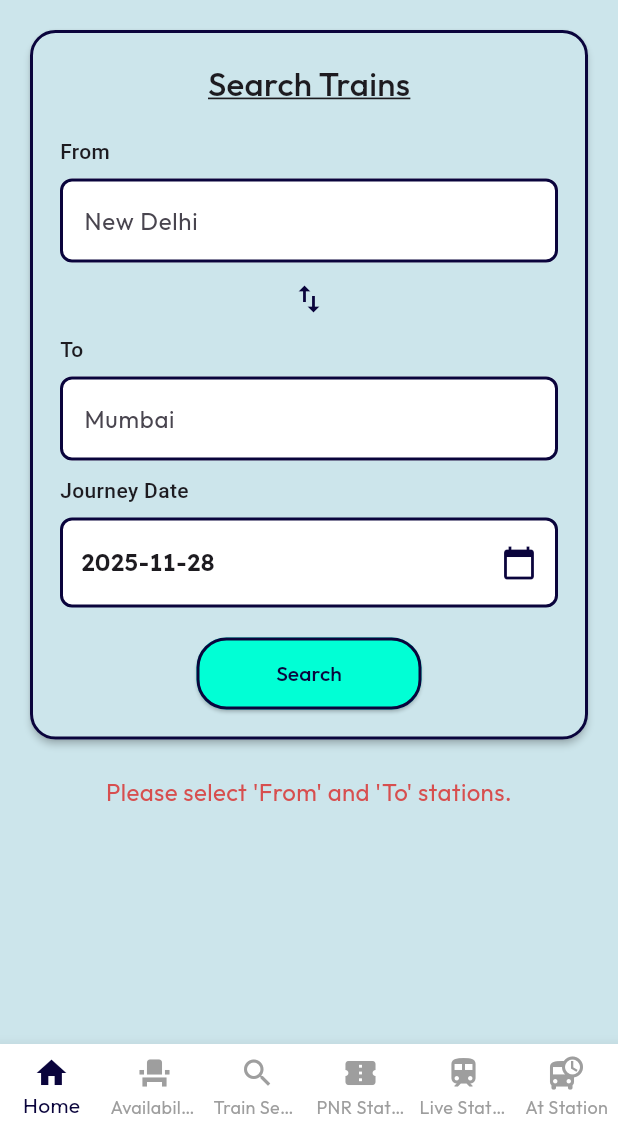
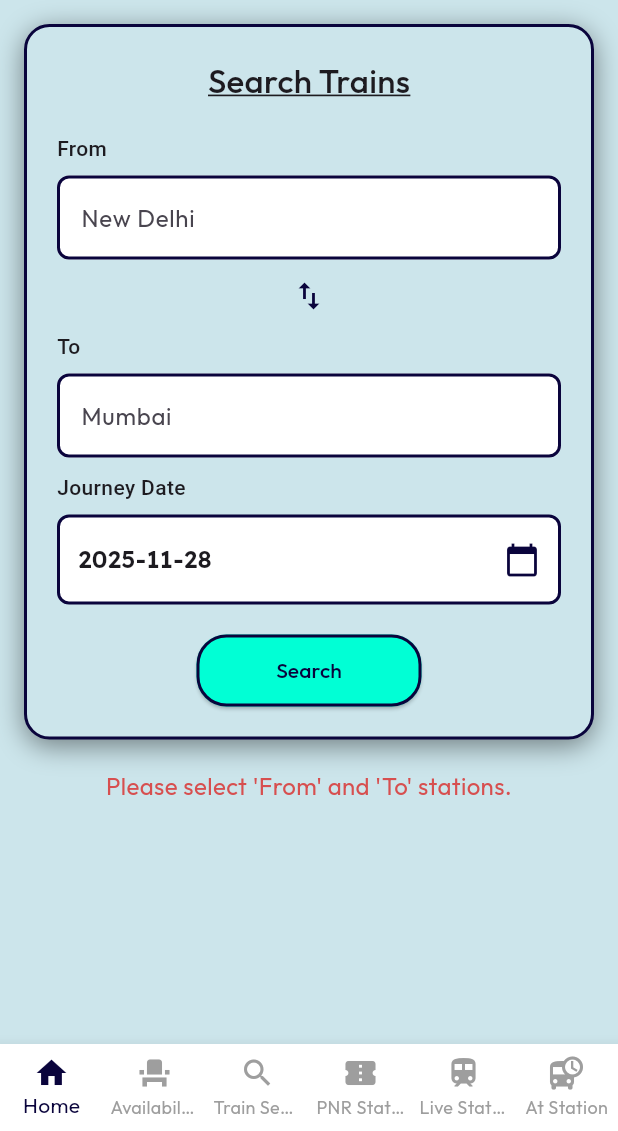
Before and after one commit to kunal7236/easy_rail_app, a Flutter app: the screen it shows after launch, after a tap on "Search", on a phone screen of 412 x 824 dp, the part 105-1236 px from its top. Run offline on Flutter 3.47's test engine with Material 3 defaults, Android fonts, the phone set to English and light mode, and no system bars; our stand-ins replace flutter_dotenv, scrollable_positioned_list; Roboto replaces fonts that are missing (Lemonada, Montserrat).

Commit message:
changed card to container for shadow like train_search_screen

```diff
--- a/lib/screens/availability_screen.dart
+++ b/lib/screens/availability_screen.dart
@@ -60,14 +60,22 @@ class _AvailabilityScreenState extends State<AvailabilityScreen> {
       padding: const EdgeInsets.all(16.0),
       children: [
         // This is your '.booking-container'
-        Card(
-          elevation: 2.0,
-          color: const Color(0xFFCCE5EB),
-          shape: RoundedRectangleBorder(
+        Container(
+          padding: const EdgeInsets.all(20.0),
+          decoration: BoxDecoration(
+            color: const Color(0xFFCCE5EB),
             borderRadius: BorderRadius.circular(8.0),
+            border: Border.all(color: AppTheme.accentDark, width: 2.0),
+            boxShadow: const [
+              BoxShadow(
+                color: Colors.black45,
+                blurRadius: 15,
+                offset: Offset(0, 4),
+              ),
+            ],
           ),
           child: Padding(
-            padding: const EdgeInsets.all(16.0),
+            padding: const EdgeInsets.all(0.0),
             child: Column(
               children: [
                 _buildStationAutocomplete(
--- a/lib/screens/home_screen.dart
+++ b/lib/screens/home_screen.dart
@@ -43,15 +43,22 @@ class _HomeScreenState extends State<HomeScreen> {
       padding: const EdgeInsets.all(16.0),
       children: [
         // This is your '.main-box'
-        Card(
-          elevation: 2.0,
-          color: const Color(0xFFCCE5EB),
-          shape: RoundedRectangleBorder(
+        Container(
+          padding: const EdgeInsets.all(20.0),
+          decoration: BoxDecoration(
+            color: const Color(0xFFCCE5EB),
             borderRadius: BorderRadius.circular(17.0),
-            side: const BorderSide(color: AppTheme.accentDark, width: 2.0),
+            border: Border.all(color: AppTheme.accentDark, width: 2.0),
+            boxShadow: const [
+              BoxShadow(
+                color: Colors.black45,
+                blurRadius: 15,
+                offset: Offset(0, 4),
+              ),
+            ],
           ),
           child: Padding(
-            padding: const EdgeInsets.all(20.0),
+            padding: const EdgeInsets.all(0.0),
             child: Column(
               children: [
                 Text('Search Trains', style: AppTheme.heading),
--- a/lib/screens/live_status_screen.dart
+++ b/lib/screens/live_status_screen.dart
@@ -103,15 +103,22 @@ class _LiveStatusScreenState extends State<LiveStatusScreen> {
   Widget _buildSearchForm(BuildContext context) {
     String formattedDate = DateFormat('yyyy-MM-dd').format(_selectedDate);
 
-    return Card(
-      elevation: 2.0,
-      color: const Color(0xFFCCE5EB),
-      shape: RoundedRectangleBorder(
+    return Container(
+      padding: const EdgeInsets.all(20.0),
+      decoration: BoxDecoration(
+        color: const Color(0xFFCCE5EB),
         borderRadius: BorderRadius.circular(10.0),
-        side: const BorderSide(color: AppTheme.accentDark, width: 2.0),
+        border: Border.all(color: AppTheme.accentDark, width: 2.0),
+        boxShadow: const [
+          BoxShadow(
+            color: Colors.black45,
+            blurRadius: 15,
+            offset: Offset(0, 4),
+          ),
+        ],
       ),
       child: Padding(
-        padding: const EdgeInsets.all(20.0),
+        padding: const EdgeInsets.all(0.0),
         child: Column(
           children: [
             TextField(
--- a/lib/screens/pnr_status_screen.dart
+++ b/lib/screens/pnr_status_screen.dart
@@ -40,15 +40,22 @@ class _PnrStatusScreenState extends State<PnrStatusScreen> {
           const SizedBox(height: 20),
 
           // This is your '.search-container'
-          Card(
-            elevation: 2.0,
-            color: const Color(0xFFCCE5EB),
-            shape: RoundedRectangleBorder(
+          Container(
+            padding: const EdgeInsets.all(20.0),
+            decoration: BoxDecoration(
+              color: const Color(0xFFCCE5EB),
               borderRadius: BorderRadius.circular(10.0),
-              side: const BorderSide(color: AppTheme.accentDark, width: 2.0),
+              border: Border.all(color: AppTheme.accentDark, width: 2.0),
+              boxShadow: const [
+                BoxShadow(
+                  color: Colors.black45,
+                  blurRadius: 15,
+                  offset: Offset(0, 4),
+                ),
+              ],
             ),
             child: Padding(
-              padding: const EdgeInsets.all(20.0),
+              padding: const EdgeInsets.all(0.0),
               child: Column(
                 crossAxisAlignment: CrossAxisAlignment.start,
                 children: [
```
